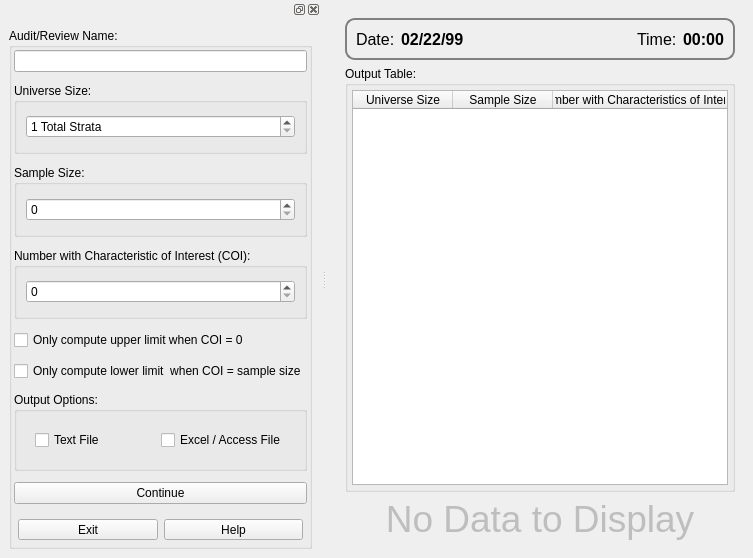
Above: products/RAT-STATS/rstats_modules/unrestricted_attribute_appraisal/src/UIRStatsUAA.ui from cbtek/RStats2017 before the change. Below: the same form after it.
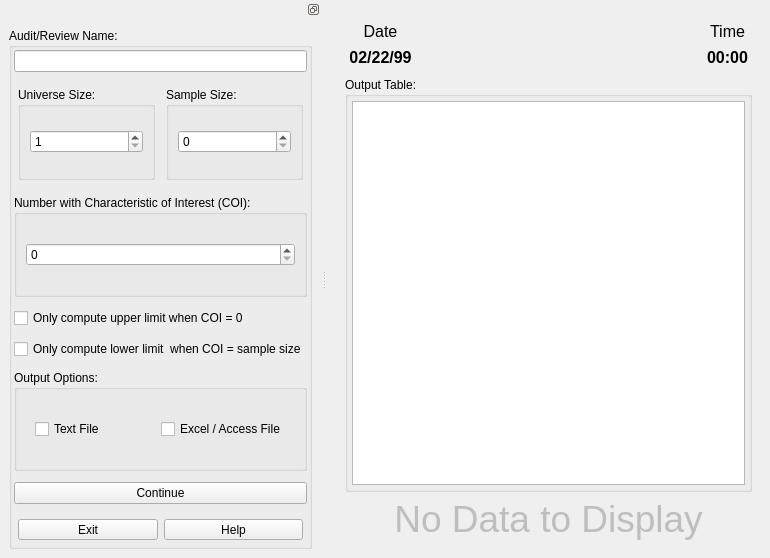
That is the form after the change.

Commit message: Updated utility classes with new functionality Added test cases for new utility functionality Updated ratstasts modules Updated RStatsWorksheet classes Added new resource for wizard Added new UI to SVA for wizard (may not need)

What changed in the file:
```diff
--- a/products/RAT-STATS/rstats_modules/unrestricted_attribute_appraisal/src/UIRStatsUAA.ui
+++ b/products/RAT-STATS/rstats_modules/unrestricted_attribute_appraisal/src/UIRStatsUAA.ui
@@ -6,7 +6,7 @@
    <rect>
     <x>0</x>
     <y>0</y>
-    <width>753</width>
+    <width>770</width>
     <height>558</height>
    </rect>
   </property>
@@ -28,14 +28,9 @@
         <item>
          <widget class="QFrame" name="m_frmTimeDate">
           <property name="styleSheet">
-           <string notr="true">#m_frmTimeDate
-{
-	border:2px solid gray;
-	border-radius:10px;
-	padding: 5px;
-}</string>
+           <string notr="true"/>
           </property>
-          <layout class="QHBoxLayout" name="horizontalLayout_4">
+          <layout class="QGridLayout" name="gridLayout_3">
            <property name="leftMargin">
             <number>4</number>
            </property>
@@ -48,34 +43,7 @@
            <property name="bottomMargin">
             <number>4</number>
            </property>
-           <item>
-            <widget class="QLabel" name="label_6">
-             <property name="font">
-              <font>
-               <pointsize>12</pointsize>
-              </font>
-             </property>
-             <property name="text">
-              <string>Date:</string>
-             </property>
-            </widget>
-           </item>
-           <item>
-            <widget class="QLabel" name="m_lblDate">
-             <property name="font">
-              <font>
-               <pointsize>12</pointsize>
-               <weight>75</weight>
-               <italic>false</italic>
-               <bold>true</bold>
-              </font>
-             </property>
-             <property name="text">
-              <string>02/22/99</string>
-             </property>
-            </widget>
-           </item>
-           <item>
+           <item row="1" column="2">
             <spacer name="horizontalSpacer">
              <property name="orientation">
               <enum>Qt::Horizontal</enum>
@@ -88,19 +56,7 @@
              </property>
             </spacer>
            </item>
-           <item>
-            <widget class="QLabel" name="label_5">
-             <property name="font">
-              <font>
-               <pointsize>12</pointsize>
-              </font>
-             </property>
-             <property name="text">
-              <string>Time:</string>
-             </property>
-            </widget>
-           </item>
-           <item>
+           <item row="1" column="4">
             <widget class="QLabel" name="m_lblTime">
              <property name="font">
               <font>
@@ -112,6 +68,57 @@
              <property name="text">
               <string>00:00</string>
              </property>
+             <property name="alignment">
+              <set>Qt::AlignCenter</set>
+             </property>
+            </widget>
+           </item>
+           <item row="1" column="1">
+            <widget class="QLabel" name="m_lblDate">
+             <property name="font">
+              <font>
+               <pointsize>12</pointsize>
+               <weight>75</weight>
+               <italic>false</italic>
+               <bold>true</bold>
+              </font>
+             </property>
+             <property name="text">
+              <string>02/22/99</string>
+             </property>
+             <property name="alignment">
+              <set>Qt::AlignCenter</set>
+             </property>
+            </widget>
+           </item>
+           <item row="0" column="1">
+            <widget class="QLabel" name="label_6">
+             <property name="font">
+              <font>
+               <pointsize>12</pointsize>
+              </font>
+             </property>
+             <property name="text">
+              <string>Date</string>
+             </property>
+             <property name="alignment">
+              <set>Qt::AlignCenter</set>
+             </property>
+            </widget>
+           </item>
+           <item row="0" column="4">
+            <widget class="QLabel" name="label_5">
+             <property name="font">
+              <font>
+               <pointsize>12</pointsize>
+              </font>
+             </property>
+             <property name="text">
+              <string>Time</string>
+             </property>
+             <property name="alignment">
+              <set>Qt::AlignCenter</set>
+             </property>
             </widget>
            </item>
           </layout>
@@ -146,21 +153,6 @@
              <attribute name="verticalHeaderVisible">
               <bool>false</bool>
              </attribute>
-             <column>
-              <property name="text">
-               <string>Universe Size</string>
-              </property>
-             </column>
-             <column>
-              <property name="text">
-               <string>Sample Size</string>
-              </property>
-             </column>
-             <column>
-              <property name="text">
-               <string>Number with Characteristics of Interest</string>
-              </property>
-             </column>
             </widget>
            </item>
           </layout>
@@ -191,6 +183,9 @@
    </layout>
   </widget>
   <widget class="QDockWidget" name="dockWidget">
+   <property name="features">
+    <set>QDockWidget::DockWidgetFloatable|QDockWidget::DockWidgetMovable</set>
+   </property>
    <attribute name="dockWidgetArea">
     <number>1</number>
    </attribute>
@@ -219,38 +214,103 @@
           <property name="spacing">
            <number>11</number>
           </property>
-          <item row="4" column="0">
+          <item row="0" column="0">
+           <widget class="QLineEdit" name="m_txtAuditName">
+            <property name="text">
+             <string/>
+            </property>
+           </widget>
+          </item>
+          <item row="6" column="0">
+           <widget class="QCheckBox" name="m_chkOCSample">
+            <property name="text">
+             <string>Only compute lower limit  when COI = sample size</string>
+            </property>
+           </widget>
+          </item>
+          <item row="8" column="0">
+           <widget class="QPushButton" name="m_btnContinue">
+            <property name="text">
+             <string>Continue</string>
+            </property>
+           </widget>
+          </item>
+          <item row="9" column="0">
+           <widget class="QWidget" name="widget" native="true">
+            <property name="sizePolicy">
+             <sizepolicy hsizetype="Preferred" vsizetype="Fixed">
+              <horstretch>0</horstretch>
+              <verstretch>0</verstretch>
+             </sizepolicy>
+            </property>
+            <layout class="QHBoxLayout" name="horizontalLayout">
+             <property name="leftMargin">
+              <number>4</number>
+             </property>
+             <property name="topMargin">
+              <number>4</number>
+             </property>
+             <property name="rightMargin">
+              <number>4</number>
+             </property>
+             <property name="bottomMargin">
+              <number>4</number>
+             </property>
+             <item>
+              <widget class="QToolButton" name="m_btnExit">
+               <property name="sizePolicy">
+                <sizepolicy hsizetype="Expanding" vsizetype="Fixed">
+                 <horstretch>0</horstretch>
+                 <verstretch>0</verstretch>
+                </sizepolicy>
+               </property>
+               <property name="text">
+                <string>Exit</string>
+               </property>
+               <property name="iconSize">
+                <size>
+                 <width>32</width>
+                 <height>32</height>
+                </size>
+               </property>
+               <property name="toolButtonStyle">
+                <enum>Qt::ToolButtonTextUnderIcon</enum>
+               </property>
+              </widget>
+             </item>
+             <item>
+              <widget class="QToolButton" name="m_btnHelp">
+               <property name="sizePolicy">
+                <sizepolicy hsizetype="Expanding" vsizetype="Fixed">
+                 <horstretch>0</horstretch>
+                 <verstretch>0</verstretch>
+                </sizepolicy>
+               </property>
+               <property name="text">
+                <string>Help</string>
+               </property>
+               <property name="iconSize">
+                <size>
+                 <width>32</width>
+                 <height>32</height>
+                </size>
+               </property>
+               <property name="toolButtonStyle">
+                <enum>Qt::ToolButtonTextUnderIcon</enum>
+               </property>
+              </widget>
+             </item>
+            </layout>
+           </widget>
+          </item>
+          <item row="5" column="0">
            <widget class="QCheckBox" name="m_chkOC0">
             <property name="text">
              <string>Only compute upper limit when COI = 0</string>
             </property>
            </widget>
           </item>
-          <item row="2" column="0">
-           <widget class="QGroupBox" name="verticalGroupBox_3">
-            <property name="title">
-             <string>Sample Size:</string>
-            </property>
-            <layout class="QVBoxLayout" name="verticalLayout_6">
-             <property name="leftMargin">
-              <number>9</number>
-             </property>
-             <property name="topMargin">
-              <number>9</number>
-             </property>
-             <property name="rightMargin">
-              <number>9</number>
-             </property>
-             <property name="bottomMargin">
-              <number>9</number>
-             </property>
-             <item>
-              <widget class="QSpinBox" name="m_spnSampleSize"/>
-             </item>
-            </layout>
-           </widget>
-          </item>
-          <item row="6" column="0">
+          <item row="7" column="0">
            <widget class="QGroupBox" name="verticalGroupBox_4">
             <property name="title">
              <string>Output Options:</string>
@@ -286,41 +346,74 @@
            </widget>
           </item>
           <item row="1" column="0">
-           <widget class="QGroupBox" name="verticalGroupBox">
-            <property name="title">
-             <string>Universe Size:</string>
+           <layout class="QHBoxLayout" name="horizontalLayout_2">
+            <property name="leftMargin">
+             <number>4</number>
             </property>
-            <layout class="QVBoxLayout" name="verticalLayout">
-             <item>
-              <widget class="QSpinBox" name="m_spnStrata">
-               <property name="alignment">
-                <set>Qt::AlignLeading|Qt::AlignLeft|Qt::AlignVCenter</set>
+            <property name="topMargin">
+             <number>4</number>
+            </property>
+            <property name="rightMargin">
+             <number>4</number>
+            </property>
+            <property name="bottomMargin">
+             <number>4</number>
+            </property>
+            <item>
+             <widget class="QGroupBox" name="verticalGroupBox">
+              <property name="title">
+               <string>Universe Size:</string>
+              </property>
+              <layout class="QVBoxLayout" name="verticalLayout">
+               <item>
+                <widget class="QSpinBox" name="m_spnStrata">
+                 <property name="alignment">
+                  <set>Qt::AlignLeading|Qt::AlignLeft|Qt::AlignVCenter</set>
+                 </property>
+                 <property name="suffix">
+                  <string/>
+                 </property>
+                 <property name="prefix">
+                  <string/>
+                 </property>
+                 <property name="minimum">
+                  <number>1</number>
+                 </property>
+                 <property name="maximum">
+                  <number>125</number>
+                 </property>
+                </widget>
+               </item>
+              </layout>
+             </widget>
+            </item>
+            <item>
+             <widget class="QGroupBox" name="verticalGroupBox_3">
+              <property name="title">
+               <string>Sample Size:</string>
+              </property>
+              <layout class="QVBoxLayout" name="verticalLayout_6">
+               <property name="leftMargin">
+                <number>9</number>
                </property>
-               <property name="suffix">
-                <string> Total Strata</string>
+               <property name="topMargin">
+                <number>9</number>
                </property>
-               <property name="prefix">
-                <string/>
+               <property name="rightMargin">
+                <number>9</number>
                </property>
-               <property name="minimum">
-                <number>1</number>
+               <property name="bottomMargin">
+                <number>9</number>
                </property>
-               <property name="maximum">
-                <number>125</number>
-               </property>
-              </widget>
-             </item>
-            </layout>
-           </widget>
+               <item>
+                <widget class="QSpinBox" name="m_spnSampleSize"/>
+               </item>
+              </layout>
+             </widget>
+            </item>
+           </layout>
           </item>
-          <item row="0" column="0">
-           <widget class="QLineEdit" name="m_txtAuditName">
-            <property name="text">
-             <string/>
-            </property>
-           </widget>
-          </item>
-          <item row="3" column="0">
+          <item row="2" column="0">
            <widget class="QGroupBox" name="verticalGroupBox_5">
             <property name="title">
              <string>Number with Characteristic of Interest (COI):</string>
@@ -332,88 +425,6 @@
             </layout>
            </widget>
           </item>
-          <item row="5" column="0">
-           <widget class="QCheckBox" name="m_chkOCSample">
-            <property name="text">
-             <string>Only compute lower limit  when COI = sample size</string>
-            </property>
-           </widget>
-          </item>
-          <item row="7" column="0">
-           <widget class="QPushButton" name="m_btnContinue">
-            <property name="text">
-             <string>Continue</string>
-            </property>
-           </widget>
-          </item>
-          <item row="8" column="0">
-           <widget class="QWidget" name="widget" native="true">
-            <property name="sizePolicy">
-             <sizepolicy hsizetype="Preferred" vsizetype="Fixed">
-              <horstretch>0</horstretch>
-              <verstretch>0</verstretch>
-             </sizepolicy>
-            </property>
-            <layout class="QHBoxLayout" name="horizontalLayout">
-             <property name="leftMargin">
-              <number>4</number>
-             </property>
-             <property name="topMargin">
-              <number>4</number>
-             </property>
-             <property name="rightMargin">
-              <number>4</number>
-             </property>
-             <property name="bottomMargin">
-              <number>4</number>
-             </property>
-             <item>
-              <widget class="QToolButton" name="m_btnExit">
-               <property name="sizePolicy">
-                <sizepolicy hsizetype="Expanding" vsizetype="Fixed">
-                 <horstretch>0</horstretch>
-                 <verstretch>0</verstretch>
-                </sizepolicy>
-               </property>
-               <property name="text">
-                <string>Exit</string>
-               </property>
-               <property name="iconSize">
-                <size>
-                 <width>32</width>
-                 <height>32</height>
-                </size>
-               </property>
-               <property name="toolButtonStyle">
-                <enum>Qt::ToolButtonTextUnderIcon</enum>
-               </property>
-              </widget>
-             </item>
-             <item>
-              <widget class="QToolButton" name="m_btnHelp">
-               <property name="sizePolicy">
-                <sizepolicy hsizetype="Expanding" vsizetype="Fixed">
-                 <horstretch>0</horstretch>
-                 <verstretch>0</verstretch>
-                </sizepolicy>
-               </property>
-               <property name="text">
-                <string>Help</string>
-               </property>
-               <property name="iconSize">
-                <size>
-                 <width>32</width>
-                 <height>32</height>
-                </size>
-               </property>
-               <property name="toolButtonStyle">
-                <enum>Qt::ToolButtonTextUnderIcon</enum>
-               </property>
-              </widget>
-             </item>
-            </layout>
-           </widget>
-          </item>
          </layout>
         </widget>
        </item>
```
The commit also changes 41 other files.
